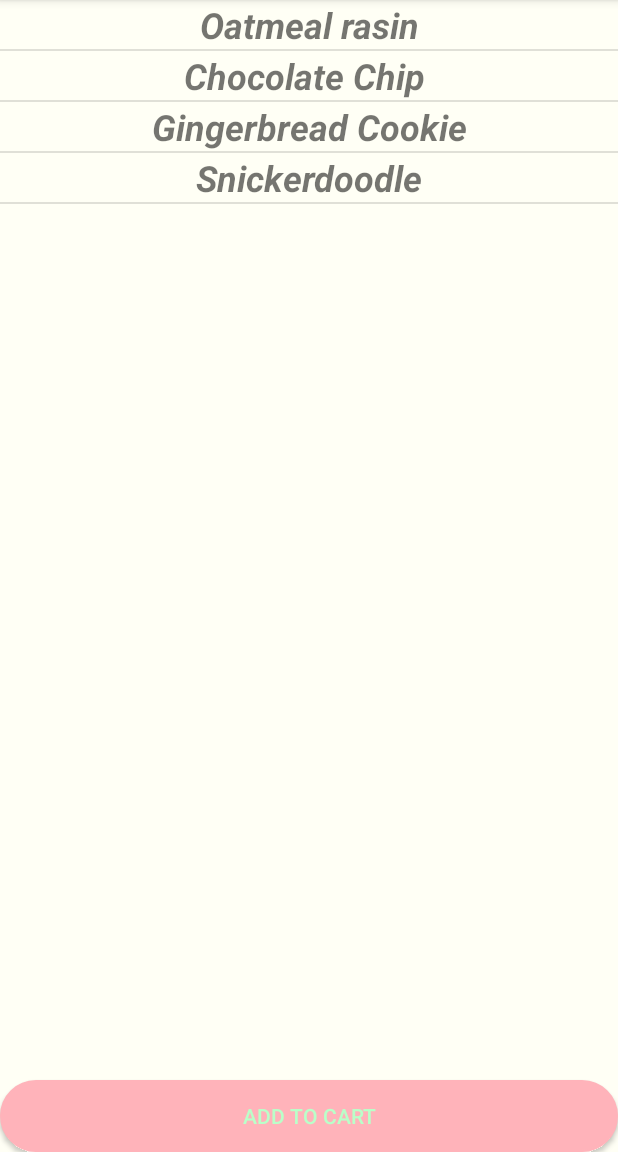
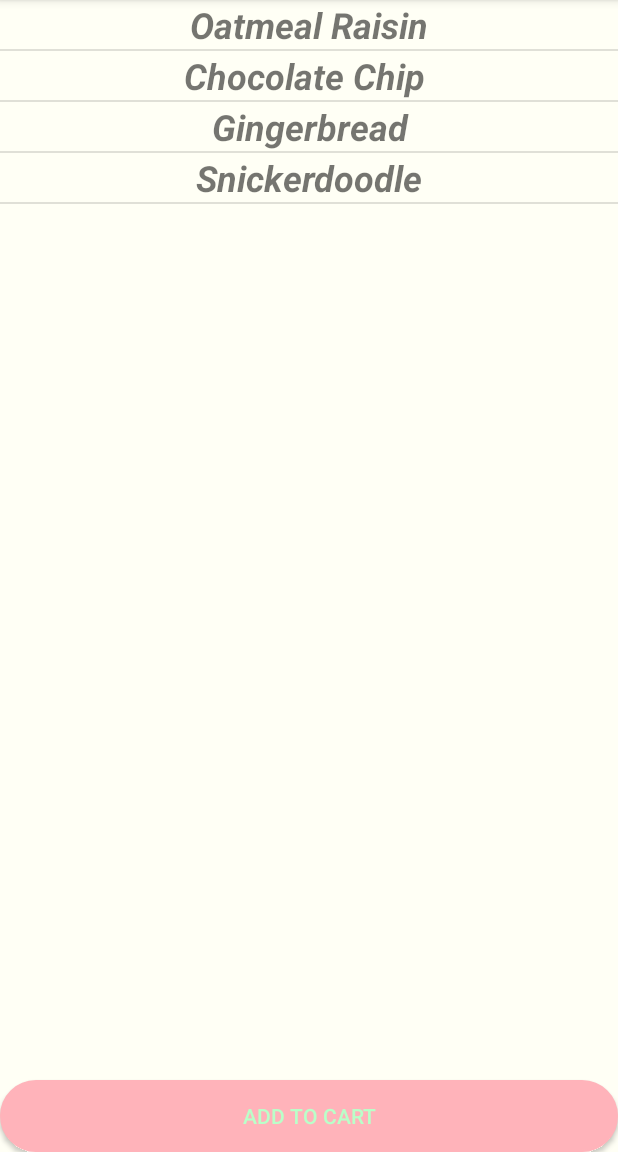
Before and after one commit to Abazzi/AndroidProject, an Android app: the screen it shows after launch (MainActivity), after a tap on "COOKIES", on a phone screen of 412 x 824 dp, the part 84-1236 px from its top. Run offline under Robolectric (Android 15) with nearby library versions, the phone set to English and light mode, and no system bars.

Commit message:
Fixed Typos in descriptions

```diff
--- a/app/src/main/java/com/example/adambazzi/drurylane/MainFragment.java
+++ b/app/src/main/java/com/example/adambazzi/drurylane/MainFragment.java
@@ -92,7 +92,7 @@ public class MainFragment extends Fragment {
         list = (ListView) view.findViewById(R.id.premadeDessertListView);
 
         final ArrayList<dessertPage> cakeTypeList = new ArrayList<dessertPage>();
-        cakeTypeList.add(new dessertPage("Chocolate Cake", "Chocolate cake, avaliable multiple versions",4, addToCart));
+        cakeTypeList.add(new dessertPage("Chocolate Cake", "Chocolate cake, available multiple versions",4, addToCart));
         cakeTypeList.add(new dessertPage("Vanilla Cake", "Vanilla cake, Basic",4, addToCart));
         cakeTypeList.add(new dessertPage("Black Forrest Cake", "Black Forrest Cake",4, addToCart));
         cakeTypeList.add(new dessertPage("Red Velvet Cake", "Red Velvet Cake",4, addToCart));
@@ -104,7 +104,7 @@ public class MainFragment extends Fragment {
         donutTypeList.add(new dessertPage("Sprinkle", "Vanilla Dip Donut with Sprinkles",1, addToCart));
         donutTypeList.add(new dessertPage("Double Chocolate", "Chocolate Donut with Chocolate Dips",1, addToCart));
         donutTypeList.add(new dessertPage("Original Glazed", "Plain Donut dipped in Glaze",1, addToCart));
-        donutTypeList.add(new dessertPage("Apple Fritter", "Apple Cinammon stuffed donut",2, addToCart));
+        donutTypeList.add(new dessertPage("Apple Fritter", "Apple Cinnamon stuffed donut",2, addToCart));
         donutTypeList.add(new dessertPage("Cheesecake", "Vanilla Donut stuffed with cheesecake filling", 3,addToCart));
 
         final ArrayList<dessertPage>  pieTypeList = new ArrayList<dessertPage>();
@@ -112,13 +112,13 @@ public class MainFragment extends Fragment {
         pieTypeList.add(new dessertPage("Pumpkin Pie", "Pumpkin Pie",4, addToCart));
         pieTypeList.add(new dessertPage("Cherry Pie", "Cherry Pie",4, addToCart));
         pieTypeList.add(new dessertPage("Blueberry Pie", "Blueberry Pie",4, addToCart));
-        pieTypeList.add(new dessertPage("Strawberry Rubarb", "Strawberry Rubarb Pie",4, addToCart));
+        pieTypeList.add(new dessertPage("Strawberry Rhubarb", "Strawberry Rhubarb Pie",4, addToCart));
         pieTypeList.add(new dessertPage("Key Lime Pie", "Key lime pie", 4,addToCart));
 
         final ArrayList<dessertPage>  cookieTypeList = new ArrayList<dessertPage>();
-        cookieTypeList.add(new dessertPage("Oatmeal rasin", "Oatmeal Rasin Cookie, the best kind",4, addToCart));
+        cookieTypeList.add(new dessertPage("Oatmeal Raisin", "Oatmeal Raisin Cookie, the best kind",4, addToCart));
         cookieTypeList.add(new dessertPage("Chocolate Chip ", "Chocolate chip cookies ",4, addToCart));
-        cookieTypeList.add(new dessertPage("Gingerbread Cookie", "Great for the holidays",4, addToCart));
+        cookieTypeList.add(new dessertPage("Gingerbread", "Great for the holidays",4, addToCart));
         cookieTypeList.add(new dessertPage("Snickerdoodle", "I don't even know but they sound good",4, addToCart));
 
         fm = getActivity().getSupportFragmentManager();
--- a/app/src/main/java/com/example/adambazzi/drurylane/premadeMenu.java
+++ b/app/src/main/java/com/example/adambazzi/drurylane/premadeMenu.java
@@ -12,6 +12,7 @@ import android.widget.ArrayAdapter;
 import android.widget.Button;
 import android.widget.ListView;
 import android.widget.TextView;
+import android.widget.Toast;
 
 import com.example.adambazzi.drurylane.JavaBeans.dessertPage;
 
@@ -107,6 +108,8 @@ public class premadeMenu extends Fragment {
 
         dessertDescription = (TextView) view.findViewById(R.id.premadeDessertDescriptoin);
 
+        addToCart = (Button) view.findViewById(R.id.addToCartButton);
+
         if (mParam1 != null){
            System.out.println(mParam1.get(1));
             ArrayAdapter adapter =  new ArrayAdapter(getContext(),
@@ -134,6 +137,15 @@ public class premadeMenu extends Fragment {
                 dessertDescription.setText(((dessertPage)list.getItemAtPosition(i)).getDefinition());
             }
         });
+
+//        addToCart.setOnClickListener( new AdapterView.OnItemClickListener(){
+//            @Override
+//            public void onItemClick(AdapterView<?> parent, View view, int position, long id){
+//                String item = String.valueOf(list.getItemAtPosition(position));
+//                Toast.makeText(premadeMenu,item,Toast.LENGTH_LONG).show();
+//            }
+//        });
+
 
         return view;
     }
--- a/app/src/main/res/layout/fragment_premade_menu.xml
+++ b/app/src/main/res/layout/fragment_premade_menu.xml
@@ -8,19 +8,22 @@
 
     <!-- TODO: Update blank fragment layout -->
 
-   <ListView
-       android:id="@+id/premadeDessertListView"
-       android:layout_width="match_parent"
-       android:layout_height="match_parent"
-       android:layout_weight="1"></ListView>
+    <ListView
+        android:id="@+id/premadeDessertListView"
+        android:layout_width="match_parent"
+        android:layout_height="348dp"
+        android:layout_weight="1"></ListView>
 
     <TextView
         android:id="@+id/premadeDessertDescriptoin"
-        android:layout_width="match_parent"
-        android:layout_height="match_parent"
-        android:layout_weight="1"/>
+        android:layout_width="197dp"
+        android:layout_height="189dp"
+        android:layout_weight="1"
+        android:textColor="@color/purple"
+        android:textSize="20sp" />
 
     <Button
+        android:id="@+id/addToCartButton"
         android:layout_width="match_parent"
         android:layout_height="wrap_content"
         android:text="Add to Cart"
```
